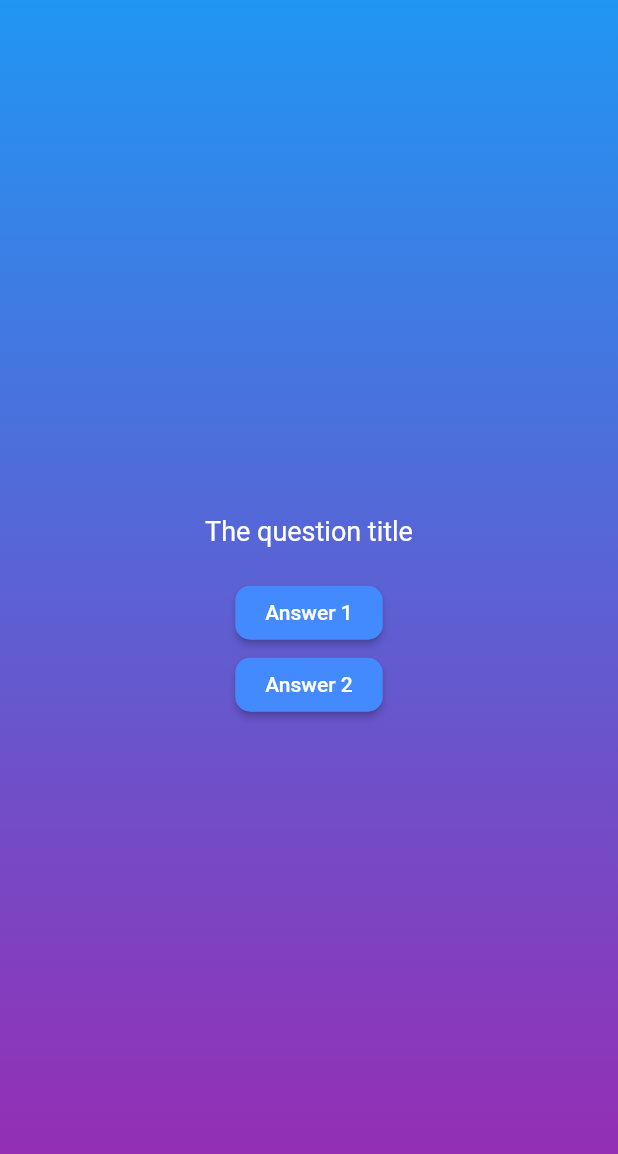
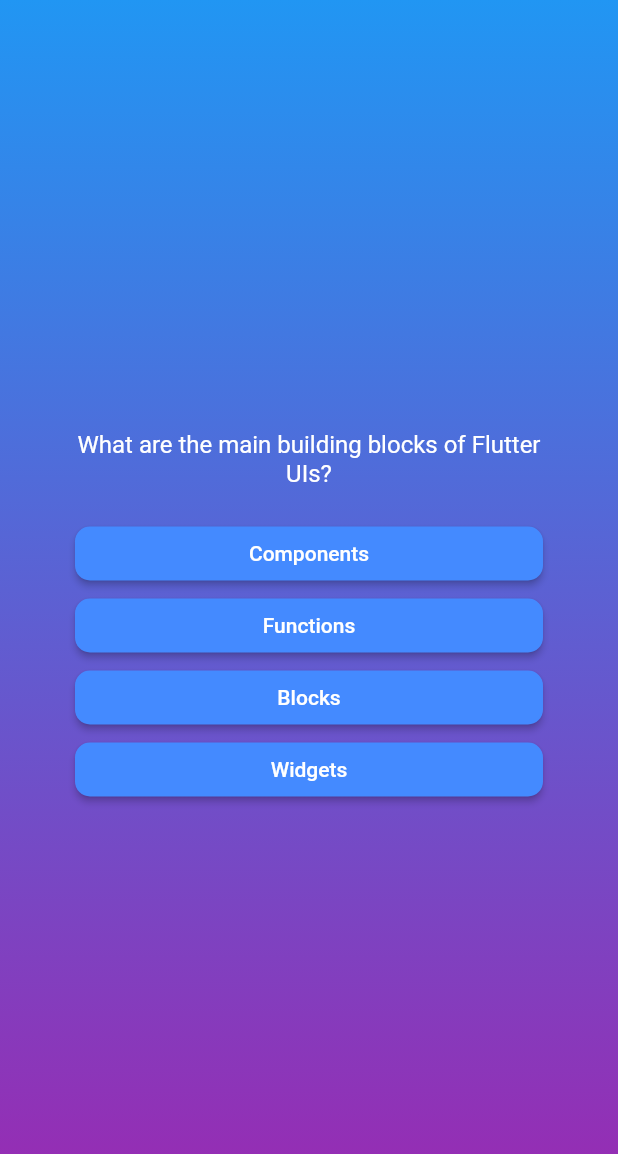
Before and after one commit to davidecarizzoni/flutter_quiz_app, a Flutter app: the screen it shows after launch, after a tap on "Start", on a phone screen of 412 x 824 dp. Shown: the top 1154 px of the screen. Run offline on Flutter 3.47's test engine with Material 2 defaults, Android fonts, the phone set to English and light mode, and no system bars.

Commit message:
feat(shuffledQuestions

```diff
--- a/lib/models/quiz_question.dart
+++ b/lib/models/quiz_question.dart
@@ -1,9 +1,15 @@
+// mode class. Not extend anything
 class QuizQuestion {
-  const QuizQuestion({
-    required this.text,
-    required this.answers,
-  });
+  const QuizQuestion(
+    this.text,
+    this.answers,
+  );
 
   final String text;
   final List<String> answers;
+
+  List<String> getShuffledAnswers() {
+    final shuffledList = List.of(answers);
+    return shuffledList..shuffle();
+  }
 }
--- a/lib/question_screen.dart
+++ b/lib/question_screen.dart
@@ -1,5 +1,6 @@
 import 'package:flutter/material.dart';
-import 'package:quiz_app/anwer_button.dart';
+import 'package:quiz_app/answer_button.dart';
+import 'package:quiz_app/data/questions.dart';
 
 class QuestionScreen extends StatefulWidget {
   const QuestionScreen({super.key});
@@ -14,27 +15,34 @@ class QuestionScreen extends StatefulWidget {
 class _QuestionState extends State<QuestionScreen> {
   @override
   Widget build(BuildContext context) {
+    final currentQuestion = questions[0];
+
     return SizedBox(
       width: double.infinity,
       height: double.infinity,
+      child: Container(
+        margin: const EdgeInsets.symmetric(horizontal: 50),
         child: Column(
           mainAxisSize: MainAxisSize.min,
           mainAxisAlignment: MainAxisAlignment.center,
+          crossAxisAlignment: CrossAxisAlignment.stretch,
           children: [
-          const Text(
-            'The question title',
-            style: TextStyle(fontSize: 18, color: Colors.white),
+            Text(
+              currentQuestion.text,
+              style: const TextStyle(fontSize: 16, color: Colors.white),
+              textAlign: TextAlign.center,
             ),
             const SizedBox(height: 20),
-          AnswerButton(
-            text: 'Answer 1',
+            ...currentQuestion.getShuffledAnswers().map(
+              (answer) {
+                return AnswerButton(
+                  text: answer,
                   onPress: () {},
+                );
+              },
+            )
+          ],
         ),
-          AnswerButton(
-            text: 'Answer 2',
-            onPress: () {},
-          ),
-        ],
       ),
     );
   }
--- a/lib/quiz.dart
+++ b/lib/quiz.dart
@@ -13,6 +13,12 @@ class Quiz extends StatefulWidget {
 class _QuizState extends State<Quiz> {
   // use widget to be more restrictive with types. In this case var is not allowed
   Widget? activeScreen;
+
+  // every widget has a lifecycle
+  // initState => Executed by Flutter when the StatefulWidget's State object is initialized
+  // build => Executed when the widget is build for the first time and after a setState changes
+  // dispose => Executed just before the widget will be deleted
+
   @override
   void initState() {
     // executed only once
```
Also changed, not shown: lib/answer_button.dart (renamed from lib/anwer_button.dart). Lines whose indentation alone changed are shown as unchanged.
